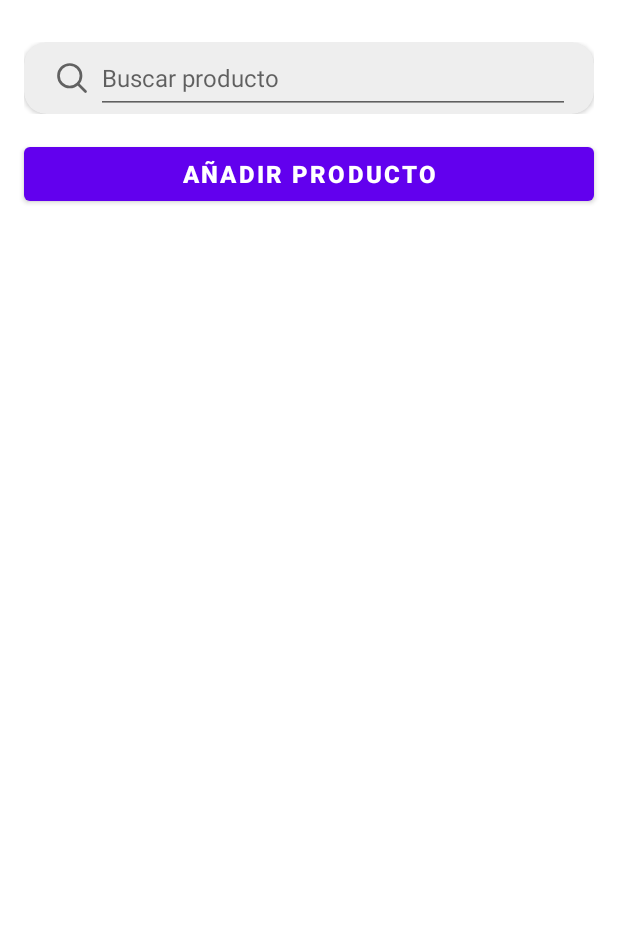
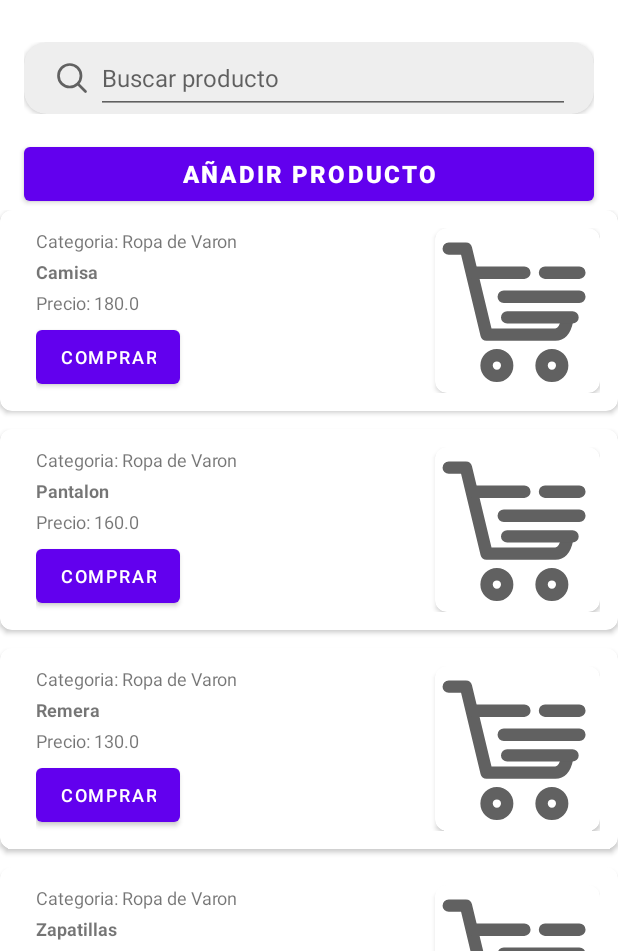
Before and after one commit to lobopolenta22-rgb/Aplicacion_SurMarket, an Android app: the FragmentProductsList screen opened through its navigation route, on a phone screen of 412 x 824 dp, the part 285-1236 px from its top. Run offline under Robolectric (Android 15) with nearby library versions, the phone set to English and light mode, and no system bars; our stand-ins replace navigation-ui.

Commit message:
Avance: p19

```diff
--- a/app/src/main/java/bo/edu/uajms/cristianalejandro/surmarket/AdapterProducts.kt
+++ b/app/src/main/java/bo/edu/uajms/cristianalejandro/surmarket/AdapterProducts.kt
@@ -46,4 +46,7 @@ class AdapterProducts(
     override fun getItemCount(): Int {
         return productsList.size
     }
+    fun notifyChanged(){
+        notifyDataSetChanged()
+    }
 }
--- a/app/src/main/java/bo/edu/uajms/cristianalejandro/surmarket/FragmentProductsList.kt
+++ b/app/src/main/java/bo/edu/uajms/cristianalejandro/surmarket/FragmentProductsList.kt
@@ -7,8 +7,13 @@ import android.view.ViewGroup
 import android.widget.Button
 import android.widget.EditText
 import android.widget.ImageView
+import android.widget.Toast
 import androidx.fragment.app.Fragment
+import androidx.recyclerview.widget.LinearLayoutManager
 import androidx.recyclerview.widget.RecyclerView
+import bo.edu.uajms.cristianalejandro.surmarket.models.product
+import kotlin.Int
+import kotlin.String
 
 class FragmentProductsList : Fragment(){
     private lateinit var IMV_FRGProductsList_ShoppingCart: ImageView
@@ -16,6 +21,9 @@ class FragmentProductsList : Fragment(){
     private lateinit var ETX_FRGProductsList_Search: EditText
     private lateinit var BTN_FRGProductsList_AddProduct: Button
     private lateinit var RCV_FRGProductsList_ProductsList: RecyclerView
+    private lateinit var adapterProducts: AdapterProducts
+    private var listaProductos = mutableListOf<product>()
+
     override fun onCreateView(
         inflater: LayoutInflater,
         container: ViewGroup?,
@@ -28,6 +36,8 @@ class FragmentProductsList : Fragment(){
         super.onViewCreated(view, savedInstanceState)
         initializeView(view)
         configureListener()
+        configureRecyclerView()
+        loadSampleProducts()
     }
 
     private fun initializeView(view: View) {
@@ -38,6 +48,76 @@ class FragmentProductsList : Fragment(){
         RCV_FRGProductsList_ProductsList=view.findViewById(R.id.RCV_FRGProductsList_ProductsList)
     }
     private fun configureListener(){
+    }
+    private fun configureRecyclerView(){
+        adapterProducts = AdapterProducts(
+            productsList = listaProductos,
+            clickOnBuy = { product->
+                Toast.makeText(requireContext(), getString(R.string.addCart)+ "${product.name}",
+                    Toast.LENGTH_SHORT).show()
+            }
+        )
+        RCV_FRGProductsList_ProductsList.apply {
+            layoutManager = LinearLayoutManager(requireContext())
+            adapter = adapterProducts
+        }
+    }
+    private fun loadSampleProducts(){
+        val productsSample = listOf(
+            product(
+                id= 1,
+                name= "Camisa",
+                category= "Ropa de Varon",
+                price= 180.0,
+                imageUrl = "",
+                description= "Camisa de varon color blanco talle M",
+                available= true,
+                stock= 1
+            ),
+            product(
+                id= 1,
+                name= "Pantalon",
+                category= "Ropa de Varon",
+                price= 160.0,
+                imageUrl = "",
+                description= "Pantalon jeans talle 50",
+                available= true,
+                stock= 1
+            ),
+            product(
+                id= 1,
+                name= "Remera",
+                category= "Ropa de Varon",
+                price= 130.0,
+                imageUrl = "",
+                description= "Remera color negro talle P",
+                available= true,
+                stock= 1
+            ),
+            product(
+                id= 1,
+                name= "Zapatillas",
+                category= "Ropa de Varon",
+                price= 530.0,
+                imageUrl = "",
+                description= "zapatilla blanca marca Adidas",
+                available= true,
+                stock= 1
+            ),
+            product(
+                id= 1,
+                name= "Zapatos",
+                category= "Ropa de Varon",
+                price= 450.0,
+                imageUrl = "",
+                description= "Zapato negro de cuerro genuino",
+                available= true,
+                stock= 1
+            )
+        )
+        listaProductos.clear()
+        listaProductos.addAll(productsSample)
+        adapterProducts.notifyChanged()
+    }
 
-    }
 }
--- a/app/src/main/res/drawable/ic_shopping_cart.xml
+++ b/app/src/main/res/drawable/ic_shopping_cart.xml
@@ -1,4 +1,3 @@
-<?xml version="1.0" encoding="utf-8"?>
 <?xml version="1.0" encoding="utf-8"?>
 <vector xmlns:android="http://schemas.android.com/apk/res/android"
     android:width="24dp"
--- a/app/src/main/res/layout/fragment_products_list.xml
+++ b/app/src/main/res/layout/fragment_products_list.xml
@@ -24,7 +24,7 @@
             android:gravity="center"
             android:text="@string/FRGProductsList_Title"
             android:textSize="@dimen/FRGTitleTextSize"
-            android:textStyle="bold" />
+            android:textStyle="bold"/>
 
         <ImageView
             android:id="@+id/IMV_FRGProductsList_ShoppingCart"
@@ -34,7 +34,7 @@
             android:contentDescription="@string/Shopping_Cart"
             android:focusable="true"
             android:padding="@dimen/ImagenViewIcon_padding"
-            android:src="@drawable/ic_shopping_cart" />
+            android:src="@drawable/ic_shopping_cart"/>
 
     </LinearLayout>
 
@@ -102,5 +102,5 @@
         android:layout_width="match_parent"
         android:layout_height="0dp"
         android:layout_weight="1"
-        tools:listitem="@layout/item_productslist" />
+        tools:listitem="@layout/item_productslist"/>
 </LinearLayout>
--- a/app/src/main/res/values/strings.xml
+++ b/app/src/main/res/values/strings.xml
@@ -22,4 +22,5 @@
     <string name="labelProductsListFragment">Lista de Productos</string>
     <string name="category">Categoria</string>
     <string name="price">Precio</string>
+    <string name="addCart">Adicionado al carrito:</string>
 </resources>
```
